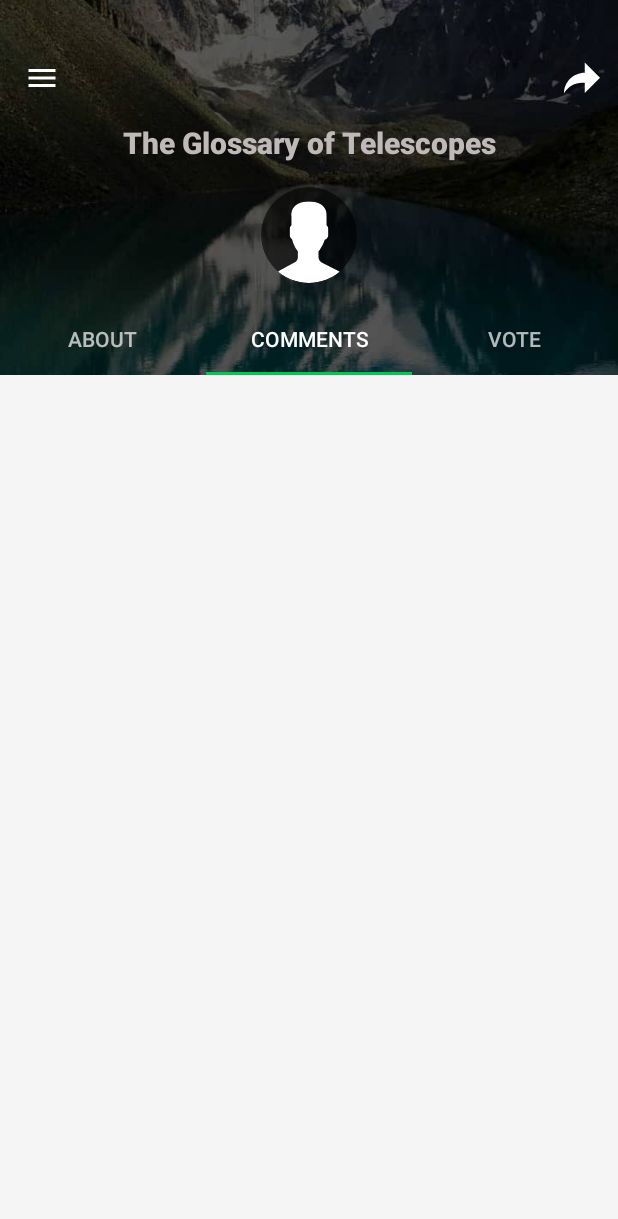
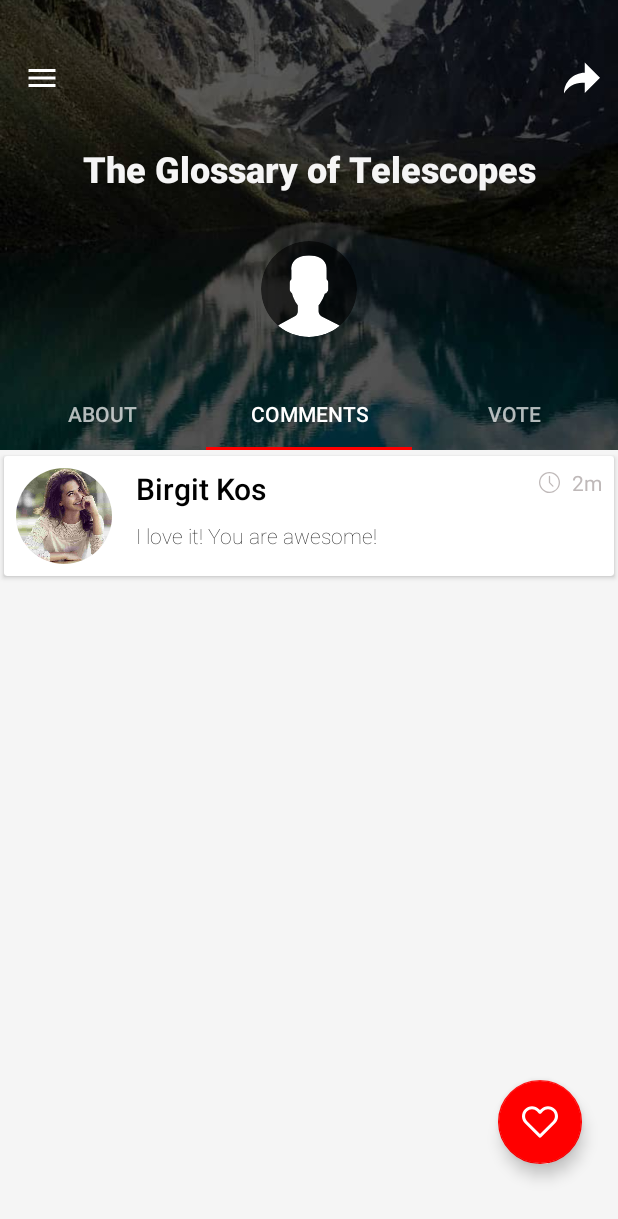
Before and after one commit to OlekKapera/LiveBack, an Android app: the fragment EventFragment placed in its activity, tab 2 chosen, on a phone screen of 412 x 824 dp. Shown: the top 1219 px of the screen. Run offline under Robolectric (Android 15) with nearby library versions, the phone set to English and light mode, and no system bars; our stand-ins replace ButterKnife, CircleImageView, EventBus, Firebase (no records; nobody signed in at launch, a user with empty details on screens opened directly); libraries missing offline, so code that uses them is left out: com.firebase.ui.

Commit message:
Added comment layout and started adapter

```diff
--- a/app/src/main/java/com/aleksanderkapera/liveback/model/Comment.kt
+++ b/app/src/main/java/com/aleksanderkapera/liveback/model/Comment.kt
@@ -3,8 +3,10 @@ package com.aleksanderkapera.liveback.model
 /**
  * Created by kapera on 28-Jun-18.
  */
-data class Comment(val text: String = "",
+data class Comment(val authorName: String = "",
+                   val description: String = "",
                    val postedTime: Long = 0,
+                   val profilePictureUrl: String = "",
                    val commentAuthorUid: String = "") {
-    constructor() : this("",0,"")
+    constructor() : this("","",0,"","")
 }
--- /dev/null
+++ b/app/src/main/java/com/aleksanderkapera/liveback/ui/adapter/EventCommentsAdapter.kt
@@ -0,0 +1,39 @@
+package com.aleksanderkapera.liveback.ui.adapter
+
+import android.content.Context
+import android.view.View
+import android.view.ViewGroup
+import com.aleksanderkapera.liveback.R
+import com.aleksanderkapera.liveback.model.Comment
+import com.aleksanderkapera.liveback.util.StringUtils
+import kotlinx.android.synthetic.main.item_comment.view.*
+
+/**
+ * Created by kapera on 28-Jul-18.
+ */
+class EventCommentsAdapter(context: Context) : BaseRecyclerAdapter<EventCommentsAdapter.ViewHolder, Comment>(context) {
+
+    override fun onCreateViewHolder(parent: ViewGroup, viewType: Int): ViewHolder{
+        return ViewHolder(mInflater.inflate(R.layout.item_comment, parent, false))
+    }
+
+    inner class ViewHolder(itemView: View) : BaseRecyclerAdapter.ViewHolder(itemView) {
+
+        private lateinit var item:Comment
+
+        init {
+
+        }
+
+        override fun bind(position: Int) {
+            item = mData[position]
+
+            itemView.eventComment_text_title.text = item.authorName
+            itemView.eventComment_text_description.text = item.description
+            itemView.eventComment_text_time.text = StringUtils.convertLongToDate(item.postedTime,"m")
+        }
+
+        override fun onClick(p0: View?) {
+        }
+    }
+}
--- a/app/src/main/java/com/aleksanderkapera/liveback/ui/fragment/EventFragment.kt
+++ b/app/src/main/java/com/aleksanderkapera/liveback/ui/fragment/EventFragment.kt
@@ -2,6 +2,7 @@ package com.aleksanderkapera.liveback.ui.fragment
 
 import android.animation.Animator
 import android.support.design.widget.CollapsingToolbarLayout
+import android.support.design.widget.CoordinatorLayout
 import android.support.v4.app.Fragment
 import android.support.v4.app.FragmentManager
 import android.support.v4.app.FragmentPagerAdapter
@@ -9,12 +10,9 @@ import android.support.v7.app.ActionBar
 import android.view.View
 import com.aleksanderkapera.liveback.R
 import com.aleksanderkapera.liveback.ui.base.BaseFragment
-import com.aleksanderkapera.liveback.util.asString
-import com.aleksanderkapera.liveback.util.dpToPx
-import com.aleksanderkapera.liveback.util.getStatusBarHeight
+import com.aleksanderkapera.liveback.util.*
 import kotlinx.android.synthetic.main.app_bar_event.*
 import kotlinx.android.synthetic.main.fragment_event.*
-import java.util.logging.Handler
 
 
 /**
@@ -26,10 +24,10 @@ class EventFragment : BaseFragment() {
     private val mCommentsString = R.string.comments.asString()
     private val mVoteString = R.string.vote.asString()
 
-    var isFaded = false
-    var isAnimating = false
-    var currentOffset = 0
-
+    private var isFaded = false
+    private var isAnimating = false
+    private var currentOffset = 0
+    private val breakPoint = -dpToPx(48)
 
     companion object {
         fun newInstance(): BaseFragment = EventFragment()
@@ -52,6 +50,13 @@ class EventFragment : BaseFragment() {
         toolbarParams.setMargins(0, getStatusBarHeight(), 0, 0)
         event_layout_toolbar.layoutParams = toolbarParams
 
+        // move fab and cards above navigation bar
+        val fabParams = event_fab_like.layoutParams as CoordinatorLayout.LayoutParams
+        fabParams.setMargins(0,0, dpToPx(R.dimen.spacing16.asDimen().toInt()), getNavigationBarHeight())
+        event_fab_like.layoutParams = fabParams
+
+        event_fab_like.setOnClickListener(onLikeClick)
+
         setToolbarAnimation()
         setupTabs()
     }
@@ -61,12 +66,9 @@ class EventFragment : BaseFragment() {
      */
     private fun setToolbarAnimation() {
         val view = event_layout_header
-        val breakPoint = -dpToPx(48)
 
         event_layout_appBar.addOnOffsetChangedListener { appBarLayout, verticalOffset ->
             currentOffset = verticalOffset
-
-//            val handler = Handler().
 
             if (!isAnimating) {
                 if (Math.abs(verticalOffset) - appBarLayout.totalScrollRange > breakPoint && !isFaded) {
@@ -88,20 +90,18 @@ class EventFragment : BaseFragment() {
                 .alpha(0f)
                 .setDuration(500)
                 .setListener(object : Animator.AnimatorListener {
-                    // @format:off
                     override fun onAnimationRepeat(p0: Animator?) {}
                     override fun onAnimationEnd(p0: Animator?) {
                         isFaded = true
                         isAnimating = false
 
-//                            if(currentOffset != offset)
-//                                fadeOut(view, currentOffset)
+                       checkIfMoved(view,offset)
                     }
+
                     override fun onAnimationCancel(p0: Animator?) {}
                     override fun onAnimationStart(p0: Animator?) {
                         isAnimating = true
                     }
-                        // @format:on
                 })
     }
 
@@ -113,21 +113,34 @@ class EventFragment : BaseFragment() {
                 .alpha(1f)
                 .setDuration(500)
                 .setListener(object : Animator.AnimatorListener {
-                    // @format:off
                     override fun onAnimationRepeat(p0: Animator?) {}
                     override fun onAnimationEnd(p0: Animator?) {
                         isFaded = false
                         isAnimating = false
 
-//                        if(currentOffset != offset)
-//                            fadeIn(view, currentOffset)
+                        checkIfMoved(view,offset)
                     }
+
                     override fun onAnimationCancel(p0: Animator?) {}
                     override fun onAnimationStart(p0: Animator?) {
                         isAnimating = true
                     }
-                    // @format:on
                 })
+    }
+
+    /**
+     * Checks if user has swiped and calls animation
+     */
+    private fun checkIfMoved(view: View, offset: Int){
+        if (currentOffset != offset) {
+            if (Math.abs(currentOffset) - event_layout_appBar.totalScrollRange > breakPoint && !isFaded) {
+                //Collapsed
+                fadeIn(view, currentOffset)
+            } else if (Math.abs(currentOffset) - event_layout_appBar.totalScrollRange < (breakPoint - 20) && isFaded) {
+                //Expanded
+                fadeOut(view, currentOffset)
+            }
+        }
     }
 
     /**
@@ -141,6 +154,10 @@ class EventFragment : BaseFragment() {
         event_layout_viewPager.adapter = adapter
 
         event_layout_tabs.setupWithViewPager(event_layout_viewPager)
+    }
+
+    private val onLikeClick = View.OnClickListener {
+
     }
 
     class ViewPagerAdapter(fragmentManager: FragmentManager) : FragmentPagerAdapter(fragmentManager) {
--- a/app/src/main/java/com/aleksanderkapera/liveback/util/StringUtils.kt
+++ b/app/src/main/java/com/aleksanderkapera/liveback/util/StringUtils.kt
@@ -11,4 +11,8 @@ object StringUtils {
     fun convertLongToDate(timestamp: Long): String{
         return DateFormat.format("dd MMM yyyy", Date(timestamp)).toString()
     }
+
+    fun convertLongToDate(timestamp: Long, dateFormat: String): String {
+        return DateFormat.format(dateFormat, Date(timestamp)).toString()
+    }
 }
--- a/app/src/main/res/drawable/ic_clock.xml
+++ b/app/src/main/res/drawable/ic_clock.xml
@@ -1,5 +1,12 @@
-<vector android:height="24dp" android:viewportHeight="612"
-    android:viewportWidth="612" android:width="24dp" xmlns:android="http://schemas.android.com/apk/res/android">
-    <path android:fillColor="#6c6c6c" android:pathData="M587.572,186.881c-32.266,-75.225 -87.096,-129.934 -162.949,-162.285C386.711,8.427 346.992,0.168 305.497,0.168c-41.488,0 -80.914,8.181 -118.784,24.428C111.488,56.861 56.415,111.535 24.092,186.881C7.895,224.629 0,264.176 0,305.664c0,41.496 7.895,81.371 24.092,119.127c32.323,75.346 87.403,130.348 162.621,162.621c37.877,16.247 77.295,24.42 118.784,24.42c41.489,0 81.214,-8.259 119.12,-24.42c75.853,-32.352 130.683,-87.403 162.956,-162.621C603.819,386.914 612,347.16 612,305.664C612,264.176 603.826,224.757 587.572,186.881zM538.724,440.853c-24.021,41.195 -56.929,73.876 -98.375,98.039c-41.195,24.021 -86.332,36.135 -134.845,36.135c-36.47,0 -71.27,-7.024 -104.4,-21.415c-33.129,-14.384 -61.733,-33.294 -85.661,-57.215c-23.928,-23.928 -42.973,-52.811 -57.214,-85.997c-14.199,-33.065 -21.08,-68.258 -21.08,-104.735c0,-48.52 11.921,-93.428 35.807,-134.509c23.971,-41.231 56.886,-73.947 98.039,-98.04c41.146,-24.092 85.99,-36.142 134.502,-36.142c48.52,0 93.649,12.121 134.845,36.142c41.446,24.164 74.283,56.879 98.375,98.039c24.092,41.153 36.135,85.99 36.135,134.509C574.852,354.185 562.888,399.399 538.724,440.853z"/>
-    <path android:fillColor="#6c6c6c" android:pathData="M324.906,302.988V129.659c0,-10.372 -9.037,-18.738 -19.41,-18.738c-9.701,0 -18.403,8.366 -18.403,18.738v176.005c0,0.336 0.671,1.678 0.671,2.678c-0.671,6.024 1.007,11.043 5.019,15.062l100.053,100.046c6.695,6.695 19.073,6.695 25.763,0c7.694,-7.695 7.188,-18.86 0,-26.099L324.906,302.988z"/>
+<vector xmlns:android="http://schemas.android.com/apk/res/android"
+    android:width="14dp"
+    android:height="14dp"
+    android:viewportHeight="612"
+    android:viewportWidth="612">
+    <path
+        android:fillColor="@color/lightGrey"
+        android:pathData="M587.572,186.881c-32.266,-75.225 -87.096,-129.934 -162.949,-162.285C386.711,8.427 346.992,0.168 305.497,0.168c-41.488,0 -80.914,8.181 -118.784,24.428C111.488,56.861 56.415,111.535 24.092,186.881C7.895,224.629 0,264.176 0,305.664c0,41.496 7.895,81.371 24.092,119.127c32.323,75.346 87.403,130.348 162.621,162.621c37.877,16.247 77.295,24.42 118.784,24.42c41.489,0 81.214,-8.259 119.12,-24.42c75.853,-32.352 130.683,-87.403 162.956,-162.621C603.819,386.914 612,347.16 612,305.664C612,264.176 603.826,224.757 587.572,186.881zM538.724,440.853c-24.021,41.195 -56.929,73.876 -98.375,98.039c-41.195,24.021 -86.332,36.135 -134.845,36.135c-36.47,0 -71.27,-7.024 -104.4,-21.415c-33.129,-14.384 -61.733,-33.294 -85.661,-57.215c-23.928,-23.928 -42.973,-52.811 -57.214,-85.997c-14.199,-33.065 -21.08,-68.258 -21.08,-104.735c0,-48.52 11.921,-93.428 35.807,-134.509c23.971,-41.231 56.886,-73.947 98.039,-98.04c41.146,-24.092 85.99,-36.142 134.502,-36.142c48.52,0 93.649,12.121 134.845,36.142c41.446,24.164 74.283,56.879 98.375,98.039c24.092,41.153 36.135,85.99 36.135,134.509C574.852,354.185 562.888,399.399 538.724,440.853z" />
+    <path
+        android:fillColor="@color/lightGrey"
+        android:pathData="M324.906,302.988V129.659c0,-10.372 -9.037,-18.738 -19.41,-18.738c-9.701,0 -18.403,8.366 -18.403,18.738v176.005c0,0.336 0.671,1.678 0.671,2.678c-0.671,6.024 1.007,11.043 5.019,15.062l100.053,100.046c6.695,6.695 19.073,6.695 25.763,0c7.694,-7.695 7.188,-18.86 0,-26.099L324.906,302.988z" />
 </vector>
--- a/app/src/main/res/layout/app_bar_event.xml
+++ b/app/src/main/res/layout/app_bar_event.xml
@@ -36,8 +36,8 @@
                 android:layout_height="wrap_content"
                 android:fontFamily="@string/font_family_black"
                 android:text="The Glossary of Telescopes"
-                android:textColor="@color/lightGrey"
-                android:textSize="@dimen/text20"
+                android:textColor="@color/bgColor"
+                android:textSize="@dimen/text24"
                 android:textStyle="bold"
                 app:layout_constraintBottom_toTopOf="@+id/event_image_profile"
                 app:layout_constraintEnd_toEndOf="parent"
@@ -50,7 +50,7 @@
                 android:id="@+id/event_image_profile"
                 android:layout_width="@dimen/event_circleImage_size"
                 android:layout_height="@dimen/event_circleImage_size"
-                android:layout_marginTop="@dimen/spacing16"
+                android:layout_marginTop="@dimen/spacing32"
                 android:src="@drawable/ic_user"
                 app:layout_constraintBottom_toBottomOf="parent"
                 app:layout_constraintEnd_toEndOf="parent"
--- a/app/src/main/res/layout/fragment_event.xml
+++ b/app/src/main/res/layout/fragment_event.xml
@@ -1,7 +1,6 @@
 <?xml version="1.0" encoding="utf-8"?>
 <android.support.design.widget.CoordinatorLayout xmlns:android="http://schemas.android.com/apk/res/android"
     xmlns:app="http://schemas.android.com/apk/res-auto"
-    android:id="@+id/below"
     android:layout_width="match_parent"
     android:layout_height="match_parent"
     android:background="@color/bgColor">
@@ -13,4 +12,13 @@
         android:layout_width="match_parent"
         android:layout_height="match_parent"
         app:layout_behavior="@string/appbar_scrolling_view_behavior" />
+
+    <android.support.design.widget.FloatingActionButton
+        android:id="@+id/event_fab_like"
+        android:layout_gravity="end|bottom"
+        android:layout_margin="@dimen/spacing16"
+        android:layout_width="wrap_content"
+        android:foreground="?android:attr/selectableItemBackgroundBorderless"
+        android:src="@drawable/ic_heart_outline"
+        android:layout_height="wrap_content" />
 </android.support.design.widget.CoordinatorLayout>
--- a/app/src/main/res/layout/fragment_event_comments.xml
+++ b/app/src/main/res/layout/fragment_event_comments.xml
@@ -3,4 +3,5 @@
     xmlns:android="http://schemas.android.com/apk/res/android" android:layout_width="match_parent"
     android:layout_height="match_parent">
 
+    <include layout="@layout/item_comment"/>
 </android.support.constraint.ConstraintLayout>
--- /dev/null
+++ b/app/src/main/res/layout/item_comment.xml
@@ -0,0 +1,53 @@
+<?xml version="1.0" encoding="utf-8"?>
+<android.support.v7.widget.CardView xmlns:android="http://schemas.android.com/apk/res/android"
+    xmlns:app="http://schemas.android.com/apk/res-auto"
+    android:layout_width="match_parent"
+    android:layout_height="wrap_content"
+    app:cardUseCompatPadding="true">
+
+    <android.support.constraint.ConstraintLayout
+        android:layout_width="match_parent"
+        android:layout_height="wrap_content"
+        android:paddingBottom="@dimen/spacing8"
+        android:paddingEnd="@dimen/spacing8"
+        android:paddingStart="@dimen/spacing8"
+        android:paddingTop="@dimen/spacing8">
+
+        <de.hdodenhof.circleimageview.CircleImageView
+            android:id="@+id/eventComment_image_profile"
+            android:layout_width="@dimen/event_circleImage_size"
+            android:layout_height="@dimen/event_circleImage_size"
+            android:src="@drawable/mari_profile"
+            app:layout_constraintBottom_toBottomOf="parent"
+            app:layout_constraintStart_toStartOf="parent"
+            app:layout_constraintTop_toTopOf="parent" />
+
+        <TextView
+            android:id="@+id/eventComment_text_title"
+            style="@style/EventTitle"
+            android:text="Birgit Kos"
+            app:layout_constraintStart_toEndOf="@id/eventComment_image_profile"
+            app:layout_constraintTop_toTopOf="parent" />
+
+        <TextView
+            android:id="@+id/eventComment_text_description"
+            style="@style/EventDescription"
+            android:text="I love it! You are awesome!"
+            app:layout_constraintEnd_toStartOf="@id/eventComment_text_time"
+            app:layout_constraintStart_toStartOf="@id/eventComment_text_title"
+            app:layout_constraintTop_toBottomOf="@id/eventComment_text_title" />
+
+        <TextView
+            android:id="@+id/eventComment_text_time"
+            android:layout_width="wrap_content"
+            android:layout_height="wrap_content"
+            android:drawablePadding="@dimen/spacing8"
+            android:drawableStart="@drawable/ic_clock"
+            android:fontFamily="@string/font_family_regular"
+            android:textAlignment="center"
+            android:text="2m"
+            android:textColor="@color/lightGrey"
+            app:layout_constraintEnd_toEndOf="parent"
+            app:layout_constraintTop_toTopOf="parent" />
+    </android.support.constraint.ConstraintLayout>
+</android.support.v7.widget.CardView>
--- a/app/src/main/res/layout/item_event_about.xml
+++ b/app/src/main/res/layout/item_event_about.xml
@@ -21,20 +21,14 @@
 
         <TextView
             android:id="@+id/eventItem_text_title"
-            android:layout_width="wrap_content"
-            android:layout_height="wrap_content"
-            android:layout_marginStart="@dimen/spacing16"
-            android:fontFamily="@string/font_family_medium"
-            android:textSize="@dimen/text20"
+            style="@style/EventTitle"
             app:layout_constraintBottom_toBottomOf="@+id/eventItem_image_icon"
             app:layout_constraintStart_toEndOf="@id/eventItem_image_icon"
             app:layout_constraintTop_toTopOf="@id/eventItem_image_icon" />
 
         <TextView
             android:id="@+id/eventItem_text_description"
-            android:layout_width="0dp"
-            android:layout_height="wrap_content"
-            android:layout_marginTop="@dimen/spacing8"
+            style="@style/EventDescription"
             app:layout_constraintEnd_toEndOf="parent"
             app:layout_constraintStart_toEndOf="@id/eventItem_image_icon"
             app:layout_constraintTop_toBottomOf="@id/eventItem_image_icon" />
--- a/app/src/main/res/values/colors.xml
+++ b/app/src/main/res/values/colors.xml
@@ -2,7 +2,7 @@
 <resources>
     <color name="colorPrimary">#424242</color>
     <color name="colorPrimaryDark">#000000</color>
-    <color name="colorAccent">#00c853</color>
+    <color name="colorAccent">#FFFF0000</color>
 
     <color name="commonGrey">#9e9e9e</color>
     <color name="lightGrey">#bfb9b9</color>
--- a/app/src/main/res/values/dimens.xml
+++ b/app/src/main/res/values/dimens.xml
@@ -39,6 +39,6 @@
     <dimen name="navHeader_imageSize">110dp</dimen>
 
     <!-- event -->
-    <dimen name="event_bgImage_height">250dp</dimen>
+    <dimen name="event_bgImage_height">300dp</dimen>
     <dimen name="event_circleImage_size">64dp</dimen>
 </resources>
--- a/app/src/main/res/values/styles.xml
+++ b/app/src/main/res/values/styles.xml
@@ -138,4 +138,18 @@
         <item name="android:layout_height">wrap_content</item>
         <item name="android:layout_marginTop">@dimen/spacing8</item>
     </style>
+
+    <style name="EventTitle">
+        <item name="android:layout_width">wrap_content</item>
+        <item name="android:layout_height">wrap_content</item>
+        <item name="android:layout_marginStart">@dimen/spacing16</item>
+        <item name="android:textSize">@dimen/text20</item>
+        <item name="android:fontFamily">@string/font_family_medium</item>
+    </style>
+
+    <style name="EventDescription">
+        <item name="android:layout_width">0dp</item>
+        <item name="android:layout_height">wrap_content</item>
+        <item name="android:layout_marginTop">@dimen/spacing8</item>
+    </style>
 </resources>
```
Also changed, not shown: app/src/main/java/com/aleksanderkapera/liveback/ui/adapter/EventAdapter.kt (deleted, +0 -17 lines). Lines whose indentation alone changed are shown as unchanged.
